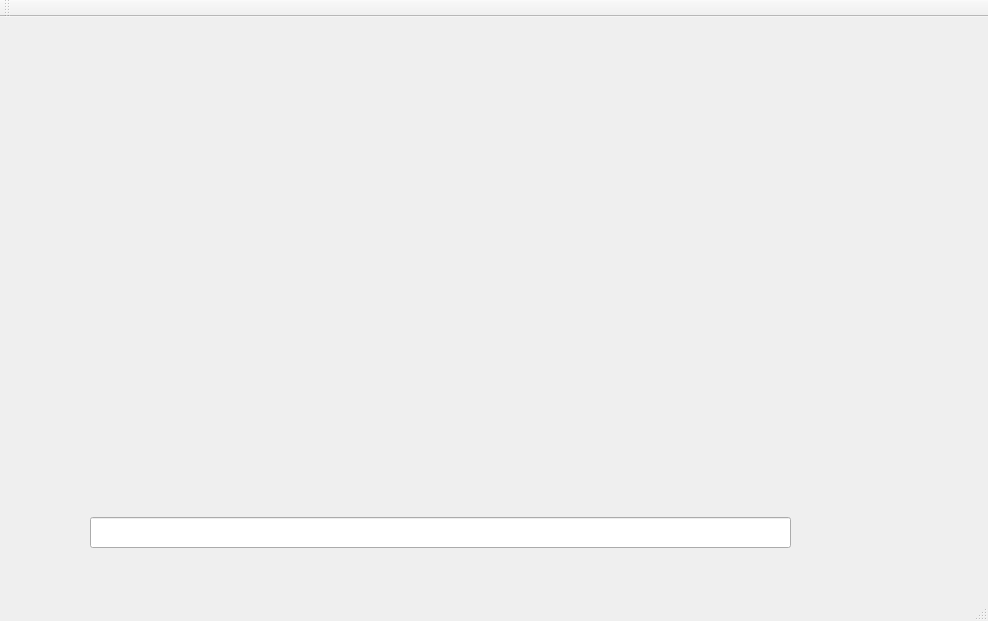
Qt form app/forms/mainwindow.ui (Wasiollo/Botvina) before a commit.
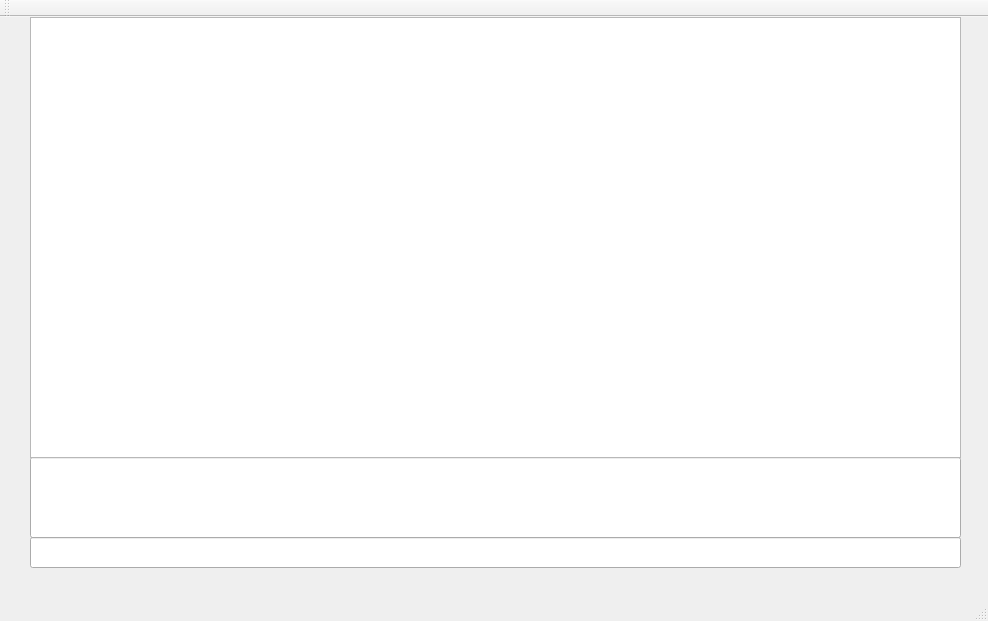
The same form after that commit.

Diff of the .ui file:
```diff
--- a/app/forms/mainwindow.ui
+++ b/app/forms/mainwindow.ui
@@ -17,13 +17,51 @@
    <widget class="QLineEdit" name="lineEdit">
     <property name="geometry">
      <rect>
-      <x>90</x>
-      <y>500</y>
-      <width>701</width>
+      <x>30</x>
+      <y>520</y>
+      <width>931</width>
       <height>31</height>
      </rect>
     </property>
    </widget>
+   <widget class="QLineEdit" name="commandsHistory">
+    <property name="geometry">
+     <rect>
+      <x>30</x>
+      <y>440</y>
+      <width>931</width>
+      <height>81</height>
+     </rect>
+    </property>
+    <property name="focusPolicy">
+     <enum>Qt::NoFocus</enum>
+    </property>
+    <property name="layoutDirection">
+     <enum>Qt::LeftToRight</enum>
+    </property>
+    <property name="autoFillBackground">
+     <bool>false</bool>
+    </property>
+    <property name="text">
+     <string/>
+    </property>
+    <property name="readOnly">
+     <bool>true</bool>
+    </property>
+   </widget>
+   <widget class="QGraphicsView" name="graphicsView">
+    <property name="geometry">
+     <rect>
+      <x>30</x>
+      <y>0</y>
+      <width>931</width>
+      <height>441</height>
+     </rect>
+    </property>
+    <property name="focusPolicy">
+     <enum>Qt::NoFocus</enum>
+    </property>
+   </widget>
   </widget>
   <widget class="QMenuBar" name="menuBar">
    <property name="geometry">
```
Left out of the diff: 4 changed lines with no effect on the pictures.
